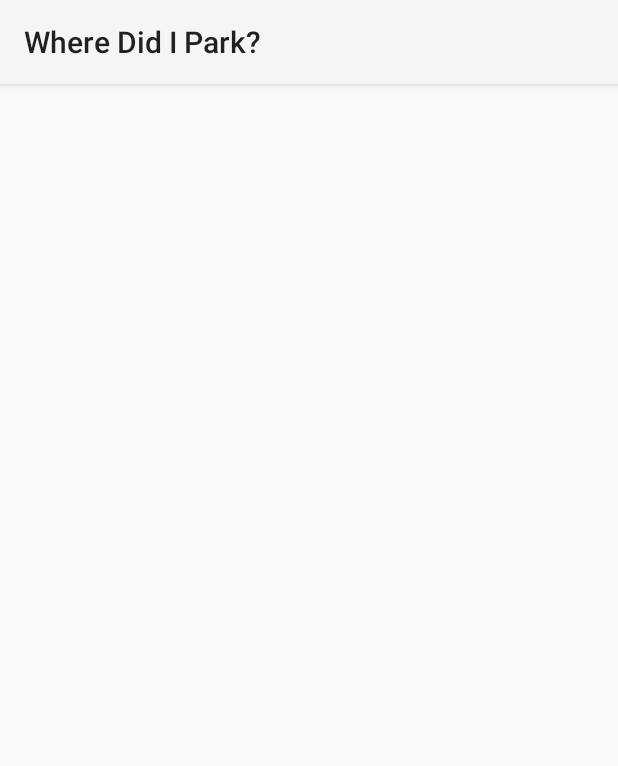
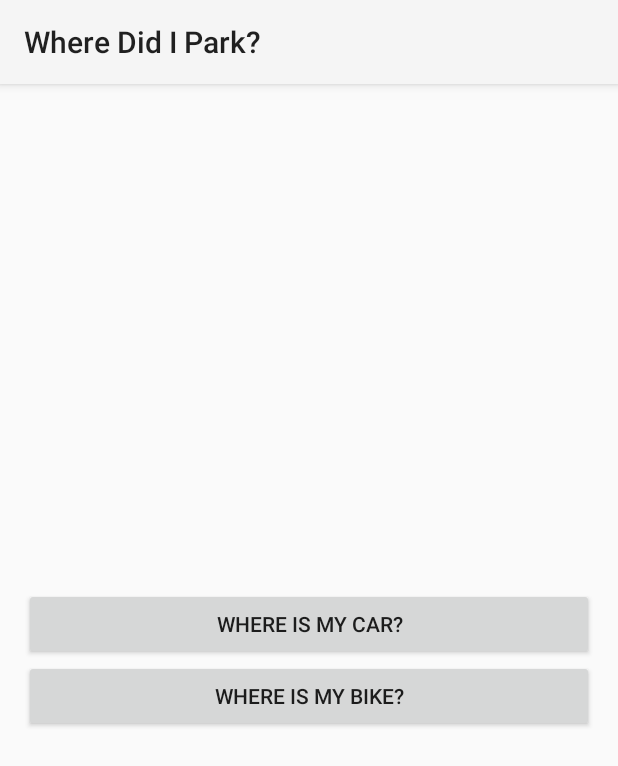
Before and after one commit to jordanpichler/WhereDidIPark, an Android app: the screen it shows after launch (MainActivity), on a phone screen of 412 x 824 dp. Shown: the top 766 px of the screen. Run offline under Robolectric (Android 15) with nearby library versions, the phone set to English and light mode, and no system bars.

Commit message:
Basic Design structure with buttons that already work with intents/activities

```diff
--- a/app/src/main/java/at/fhooe/mc/android/MainActivity.java
+++ b/app/src/main/java/at/fhooe/mc/android/MainActivity.java
@@ -1,13 +1,41 @@
 package at.fhooe.mc.android;
 
 import android.app.Activity;
+import android.content.Intent;
 import android.os.Bundle;
+import android.view.View;
+import android.widget.Button;
 
-public class MainActivity extends Activity {
+public class MainActivity extends Activity implements View.OnClickListener {
 
     @Override
     protected void onCreate(Bundle _savedInstanceState) {
         super.onCreate(_savedInstanceState);
         setContentView(R.layout.activity_main);
+
+        Button b = (Button) findViewById(R.id.main_where_is_car);
+        b.setOnClickListener(this);
+        b = (Button) findViewById(R.id.main_where_is_bike);
+        b.setOnClickListener(this);
+
+    }
+
+    @Override
+    public void onClick(View _v) {
+        switch(_v.getId())   {
+            case R.id.main_where_is_car: {
+                Intent i = new Intent(this, where_car.class);
+                i.setFlags(Intent.FLAG_ACTIVITY_CLEAR_TOP);
+                startActivity(i);
+            } break;
+            case R.id.main_where_is_bike: {
+                Intent i = new Intent(this, where_bike.class);
+                i.setFlags(Intent.FLAG_ACTIVITY_CLEAR_TOP);
+                startActivity(i);
+            } break;
+            default: {
+
+            } break;
+        }
     }
 }
--- a/app/src/main/res/layout/activity_main.xml
+++ b/app/src/main/res/layout/activity_main.xml
@@ -8,4 +8,52 @@
                 android:paddingBottom="@dimen/activity_vertical_margin"
                 tools:context=".MainActivity">
 
+    <LinearLayout
+        android:orientation="vertical"
+        android:layout_width="match_parent"
+        android:layout_height="match_parent"
+        android:layout_gravity="center"
+        android:gravity="center">
+
+        <LinearLayout
+            android:orientation="horizontal"
+            android:layout_width="match_parent"
+            android:layout_height="wrap_content"
+            android:layout_gravity="center_horizontal">
+
+            <ImageView
+                android:layout_width="wrap_content"
+                android:layout_height="wrap_content"
+                android:id="@+id/main_car"
+                android:layout_weight="30" />
+
+            <Button
+                android:layout_width="match_parent"
+                android:layout_height="wrap_content"
+                android:text="@string/where_is_my_car"
+                android:id="@+id/main_where_is_car"
+                android:layout_weight="70" />
+        </LinearLayout>
+
+        <LinearLayout
+            android:orientation="horizontal"
+            android:layout_width="match_parent"
+            android:layout_height="wrap_content">
+
+            <Button
+                android:layout_width="match_parent"
+                android:layout_height="wrap_content"
+                android:text="@string/where_is_my_bike"
+                android:id="@+id/main_where_is_bike"
+                android:layout_weight="70" />
+
+            <ImageView
+                android:layout_width="wrap_content"
+                android:layout_height="wrap_content"
+                android:id="@+id/main_bike"
+                android:layout_weight="30" />
+
+        </LinearLayout>
+
+    </LinearLayout>
 </FrameLayout>
--- /dev/null
+++ b/app/src/main/res/values-w820dp/dimens.xml
@@ -0,0 +1,6 @@
+<resources>
+    <!-- Example customization of dimensions originally defined in res/values/dimens.xml
+         (such as screen margins) for screens with more than 820dp of available width. This
+         would include 7" and 10" devices in landscape (~960dp and ~1280dp respectively). -->
+    <dimen name="activity_horizontal_margin">64dp</dimen>
+</resources>
--- a/app/src/main/res/values/strings.xml
+++ b/app/src/main/res/values/strings.xml
@@ -1,4 +1,7 @@
 <resources>
     <string name="app_name">Where Did I Park?</string>
     <string name="action_settings">Settings</string>
+    <string name="where_is_my_car">Where is my car?</string>
+    <string name="where_is_my_bike">Where is my bike?</string>
+    <string name="hint_car">Enter notes such as what parking garage, floor, section, lot, ...</string>
 </resources>
```
Also changed, not shown: app/src/main/AndroidManifest.xml (+6 -3 lines), app/src/main/java/at/fhooe/mc/android/where_bike.java (added, +13 -0 lines), app/src/main/java/at/fhooe/mc/android/where_car.java (added, +13 -0 lines), app/src/main/res/layout/activity_where_bike.xml (added, +49 -0 lines), app/src/main/res/layout/activity_where_car.xml (added, +49 -0 lines), 2 other files.
